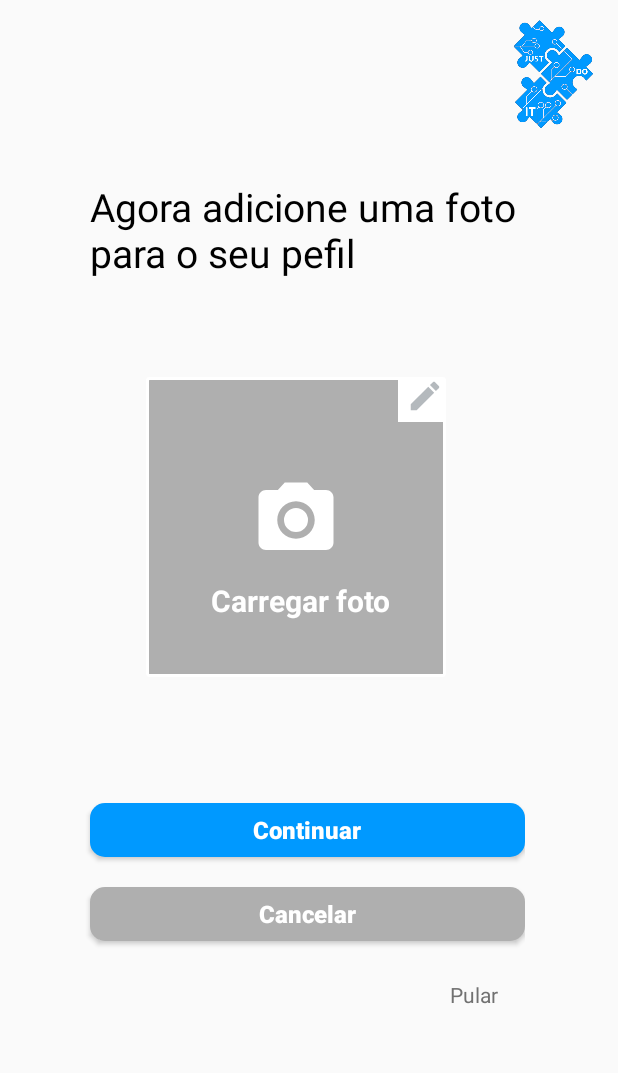
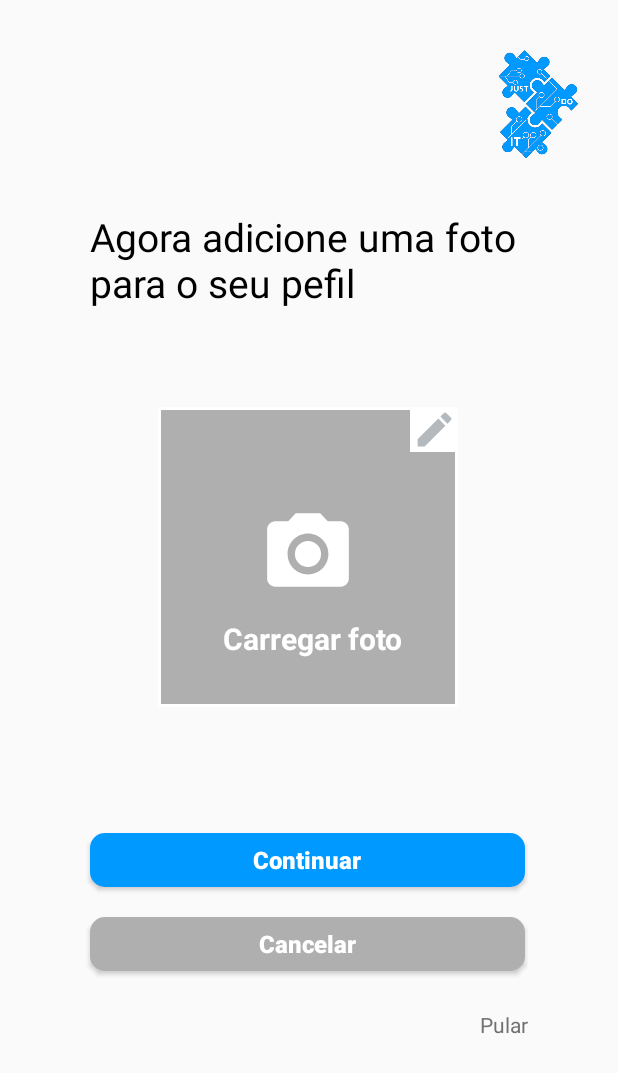
Before and after one commit to Cassio-2012/JustdoIT-Mobile, an Android app: the CadastroThreeActivity screen opened directly, with no data from a screen before it, on a phone screen of 412 x 824 dp. Shown: the top 1073 px of the screen. Run offline under Robolectric (Android 15) with nearby library versions, the light colour scheme and no system bars; pictures from the network do not load.

Commit message:
ajustes padding

```diff
--- a/justdoit/app/src/main/res/layout/activity_cadastro_one.xml
+++ b/justdoit/app/src/main/res/layout/activity_cadastro_one.xml
@@ -11,6 +11,10 @@
         android:layout_width="match_parent"
         android:layout_height="match_parent"
         android:orientation="vertical"
+        android:paddingLeft="20dp"
+        android:paddingTop="20dp"
+        android:paddingBottom="20dp"
+        android:paddingRight="20dp"
         tools:ignore="MissingConstraints">
 
 
@@ -18,7 +22,7 @@
             android:id="@+id/logoImagem"
             android:layout_width="90dp"
             android:layout_height="80dp"
-            android:layout_marginStart="320dp"
+            android:layout_marginStart="290dp"
             android:layout_marginTop="10dp"
             android:src="@drawable/logo" />
 
--- a/justdoit/app/src/main/res/layout/activity_cadastro_three.xml
+++ b/justdoit/app/src/main/res/layout/activity_cadastro_three.xml
@@ -11,6 +11,10 @@
         android:layout_width="match_parent"
         android:layout_height="match_parent"
         android:orientation="vertical"
+        android:paddingLeft="20dp"
+        android:paddingTop="20dp"
+        android:paddingBottom="20dp"
+        android:paddingRight="20dp"
         tools:ignore="MissingConstraints"
         tools:layout_editor_absoluteX="0dp"
         tools:layout_editor_absoluteY="0dp">
@@ -20,7 +24,7 @@
             android:id="@+id/logoImagem"
             android:layout_width="90dp"
             android:layout_height="80dp"
-            android:layout_marginStart="320dp"
+            android:layout_marginStart="290dp"
             android:layout_marginTop="10dp"
             android:src="@drawable/logo" />
 
@@ -39,7 +43,7 @@
             android:id="@+id/box-image"
             android:layout_width="200dp"
             android:layout_height="200dp"
-            android:layout_marginLeft="97dp"
+            android:layout_marginLeft="85dp"
             android:layout_marginTop="65dp"
             android:background="@drawable/quadrado"
             android:orientation="vertical">
@@ -47,16 +51,16 @@
             <LinearLayout
                 android:id="@+id/mini-box"
                 android:layout_width="30dp"
-                android:layout_height="30dp"
+                android:layout_height="wrap_content"
                 android:layout_marginLeft="168dp"
                 android:background="#ffffff"
                 android:orientation="vertical">
 
                 <ImageView
-                    android:layout_width="25dp"
-                    android:layout_height="25dp"
-                    android:layout_marginLeft="5dp"
-                    android:src="@drawable/ic_pen"/>
+                    android:layout_width="30dp"
+                    android:layout_height="30dp"
+                    android:layout_marginLeft="1dp"
+                    android:src="@drawable/ic_pen" />
 
             </LinearLayout>
 
@@ -64,7 +68,7 @@
             <ImageView
                 android:id="@+id/imageView"
                 android:layout_width="match_parent"
-                android:layout_height="60dp"
+                android:layout_height="65dp"
                 android:layout_marginTop="35dp"
                 android:src="@drawable/ic_camera"/>
 
--- a/justdoit/app/src/main/res/values/styles.xml
+++ b/justdoit/app/src/main/res/values/styles.xml
@@ -9,12 +9,12 @@
     </style>
 
     <style name="margin_default" parent="Theme.AppCompat.Light.NoActionBar">
-        <item name="android:layout_marginLeft">60dp</item>
+        <item name="android:layout_marginLeft">40dp</item>
     </style>
 
     <style name="width_et" parent="Theme.AppCompat.Light.NoActionBar">
         <item name="android:layout_width">290dp</item>
-        <item name="android:layout_marginLeft">60dp</item>
+        <item name="android:layout_marginLeft">40dp</item>
     </style>
 
 </resources>
```
Also changed, not shown: justdoit/app/src/main/res/layout/activity_cadastro_two.xml (+8 -4 lines).
